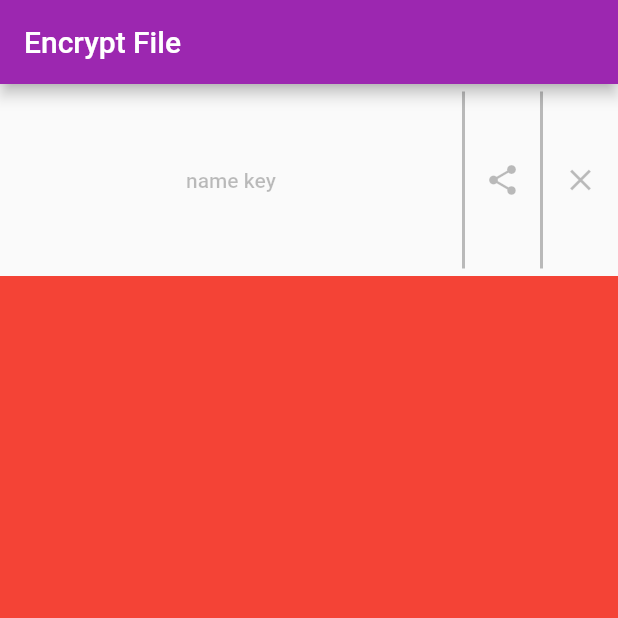
After one commit to cnvfirj/cripto_file, a Flutter app: the screen it shows after launch, on a phone screen of 412 x 824 dp, the top half of it. The commit adds this screen. Run offline on Flutter 3.47's test engine with Material 2 defaults, Android fonts, the phone set to English and light mode, and no system bars.

Commit message:
block key

```diff
--- /dev/null
+++ b/lib/widget/body_block.dart
@@ -0,0 +1,18 @@
+import 'package:flutter/material.dart';
+
+Widget bodyWidget(){
+  return BodyWidget();
+}
+
+class BodyWidget extends StatelessWidget{
+
+  const BodyWidget({Key? key}) : super(key: key);
+
+
+  @override
+  Widget build(BuildContext context) {
+    return Container(
+      color: Colors.red,
+    );
+  }
+}
--- a/lib/widget/common_block.dart
+++ /dev/null
@@ -1,7 +0,0 @@
-import 'package:flutter/material.dart';
-
-Widget commonWidget(){
-  return Container(
-    color: Colors.red,
-  );
-}
--- a/lib/widget/key_block.dart
+++ b/lib/widget/key_block.dart
@@ -1,7 +1,6 @@
 import 'package:cripto_file/constants/colors.dart';
 import 'package:cripto_file/constants/sized.dart';
 import 'package:flutter/material.dart';
-
 import 'common_widget.dart';
 
 Widget keyWidget() {
--- a/lib/widget/main_widget.dart
+++ b/lib/widget/main_widget.dart
@@ -1,7 +1,7 @@
 import 'package:flutter/material.dart';
 import 'package:cripto_file/widget/bar_block.dart';
 
-import 'common_block.dart';
+import 'body_block.dart';
 import 'key_block.dart';
 
 class MainWidget extends StatelessWidget {
@@ -74,16 +74,12 @@ class WidgetByOrient extends StatelessWidget {
 
   List<Widget> widgets(int index) {
     return [
-      // Flexible(
-      //  child:
       Flexible(
           child: keyWidget(),
           flex:1
       ),
-      //   flex: 1,
-      // ),
       Flexible(
-        child: commonWidget(),
+        child: bodyWidget(),
         flex: index,
       ),
     ];
```
